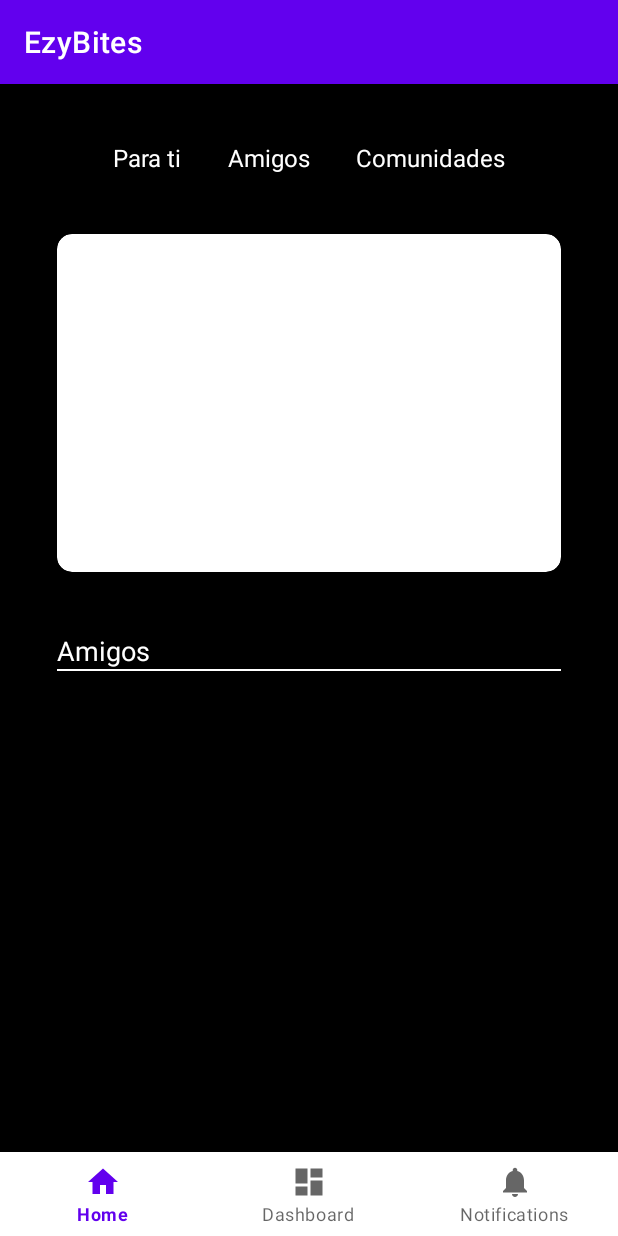
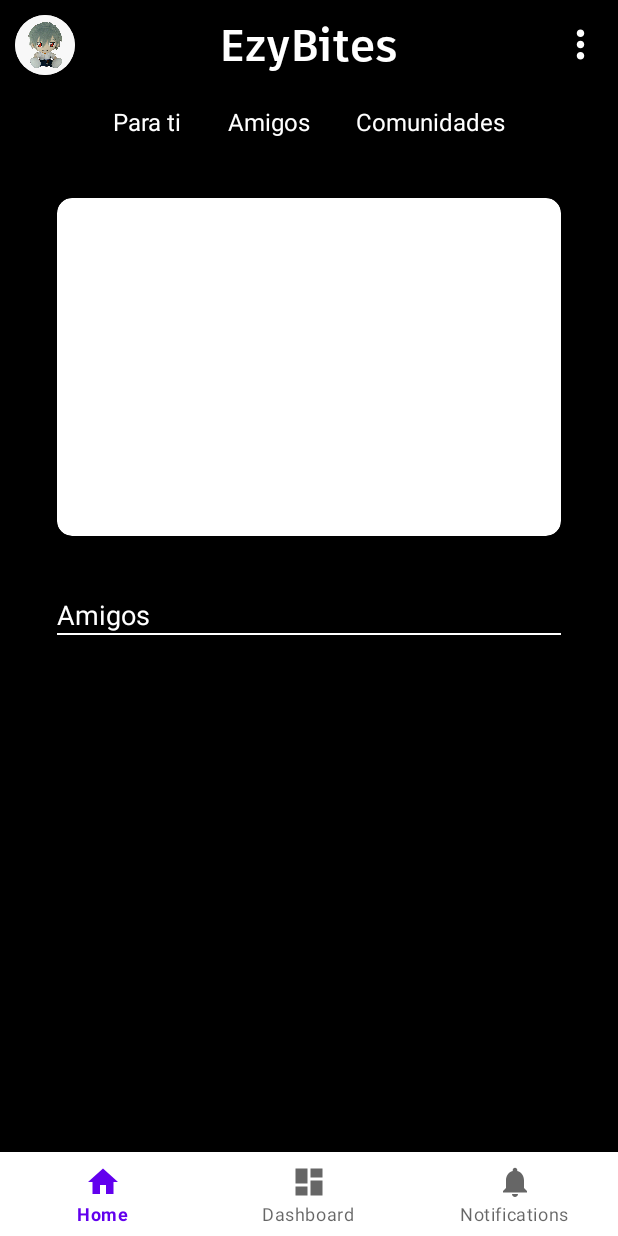
Before and after one commit to JavierDomi/EzyBites, an Android app: the screen it shows after launch (MainActivity), on a phone screen of 412 x 824 dp. Run offline under Robolectric (Android 15) with nearby library versions, the phone set to English and light mode, and no system bars; our stand-ins replace navigation-ui.

Commit message:
Action bar superior

```diff
--- a/app/src/main/java/com/dam/ezybites/MainActivity.java
+++ b/app/src/main/java/com/dam/ezybites/MainActivity.java
@@ -30,7 +30,10 @@ public class MainActivity extends AppCompatActivity {
                 R.id.navigation_home, R.id.navigation_dashboard, R.id.navigation_notifications)
                 .build();
         NavController navController = Navigation.findNavController(this, R.id.nav_host_fragment_activity_main);
-        NavigationUI.setupActionBarWithNavController(this, navController, appBarConfiguration);
+        //TOOLBAR
+        //NavigationUI.setupActionBarWithNavController(this, navController, appBarConfiguration);
+
+
         NavigationUI.setupWithNavController(binding.navView, navController);
     }
 
--- /dev/null
+++ b/app/src/main/res/drawable/dot_menu.xml
@@ -0,0 +1,5 @@
+<vector xmlns:android="http://schemas.android.com/apk/res/android" android:height="24dp" android:tint="#FFFFFF" android:viewportHeight="24" android:viewportWidth="24" android:width="24dp">
+
+    <path android:fillColor="@android:color/white" android:pathData="M12,8c1.1,0 2,-0.9 2,-2s-0.9,-2 -2,-2 -2,0.9 -2,2 0.9,2 2,2zM12,10c-1.1,0 -2,0.9 -2,2s0.9,2 2,2 2,-0.9 2,-2 -0.9,-2 -2,-2zM12,16c-1.1,0 -2,0.9 -2,2s0.9,2 2,2 2,-0.9 2,-2 -0.9,-2 -2,-2z"/>
+
+</vector>
--- a/app/src/main/res/layout/activity_main.xml
+++ b/app/src/main/res/layout/activity_main.xml
@@ -3,7 +3,11 @@
     xmlns:app="http://schemas.android.com/apk/res-auto"
     android:id="@+id/container"
     android:layout_width="match_parent"
-    android:layout_height="match_parent">
+    android:layout_height="match_parent"
+    android:background="@color/black">
+
+    <include android:id="@+id/toolbar"
+        layout="@layout/toolbar"/>
 
     <com.google.android.material.bottomnavigation.BottomNavigationView
         android:id="@+id/nav_view"
@@ -21,12 +25,9 @@
         android:id="@+id/nav_host_fragment_activity_main"
         android:name="androidx.navigation.fragment.NavHostFragment"
         android:layout_width="match_parent"
-        android:layout_height="match_parent"
+        android:layout_height="wrap_content"
         app:defaultNavHost="true"
-        app:layout_constraintBottom_toTopOf="@id/nav_view"
-        app:layout_constraintLeft_toLeftOf="parent"
-        app:layout_constraintRight_toRightOf="parent"
-        app:layout_constraintTop_toTopOf="parent"
+        app:layout_constraintTop_toBottomOf="@id/toolbar"
         app:navGraph="@navigation/mobile_navigation" />
 
 </androidx.constraintlayout.widget.ConstraintLayout>
--- a/app/src/main/res/layout/fragment_home.xml
+++ b/app/src/main/res/layout/fragment_home.xml
@@ -15,7 +15,8 @@
             android:layout_width="match_parent"
             xmlns:app="http://schemas.android.com/apk/res-auto"
             android:orientation="vertical"
-            android:padding="38dp">
+            android:paddingHorizontal="38dp"
+            android:paddingVertical="10dp">
 
             <LinearLayout
                 android:layout_width="match_parent"
--- /dev/null
+++ b/app/src/main/res/layout/toolbar.xml
@@ -0,0 +1,33 @@
+<?xml version="1.0" encoding="utf-8"?>
+<RelativeLayout xmlns:android="http://schemas.android.com/apk/res/android"
+    android:layout_width="match_parent"
+    android:layout_height="wrap_content"
+    android:background="@color/black">
+
+        <ImageView android:id="@+id/toolbar_pfp"
+            android:layout_width="40dp"
+            android:layout_height="40dp"
+            android:src="@drawable/pfp_sample"
+            android:background="@drawable/circle_bg"
+            android:scaleType="centerCrop"
+            android:clipToOutline="true"
+            android:layout_centerVertical="true"
+            android:layout_margin="10dp"/>
+
+        <TextView android:id="@+id/toolbar_title"
+            android:layout_width="wrap_content"
+            android:layout_height="wrap_content"
+            android:text="@string/app_name"
+            android:fontFamily="@font/artifakt_element_bold"
+            android:textSize="30sp"
+            android:layout_centerHorizontal="true"
+            android:layout_centerVertical="true"
+            android:textColor="@color/white"/>
+
+        <ImageView android:id="@+id/toolbar_menu"
+            android:layout_width="50dp"
+            android:layout_height="30dp"
+            android:src="@drawable/dot_menu"
+            android:layout_centerVertical="true"
+            android:layout_alignParentRight="true"/>
+</RelativeLayout>
--- a/app/src/main/res/values/themes.xml
+++ b/app/src/main/res/values/themes.xml
@@ -1,6 +1,6 @@
 <resources xmlns:tools="http://schemas.android.com/tools">
     <!-- Base application theme. -->
-    <style name="Theme.EzyBites" parent="Theme.MaterialComponents.DayNight.DarkActionBar">
+    <style name="Theme.EzyBites" parent="Theme.MaterialComponents.DayNight.NoActionBar">
         <!-- Primary brand color. -->
         <item name="colorPrimary">@color/purple_500</item>
         <item name="colorPrimaryVariant">@color/purple_700</item>
```
Also changed, not shown: app/src/main/res/drawable/pfp_sample.jpg (added).
